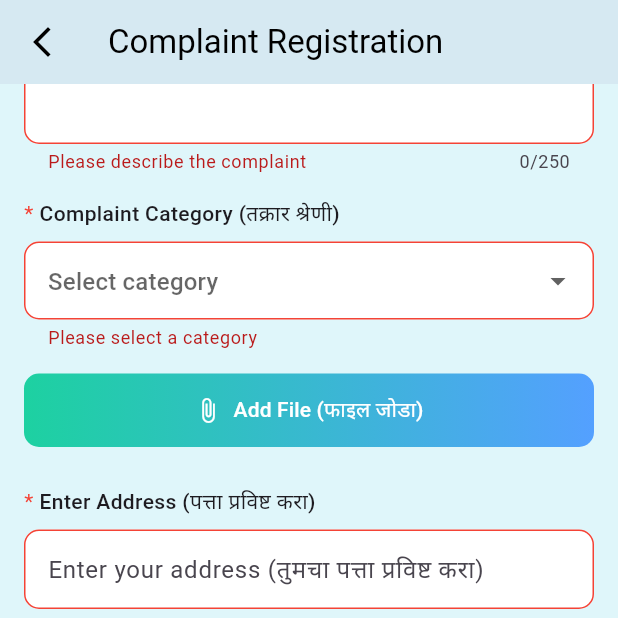
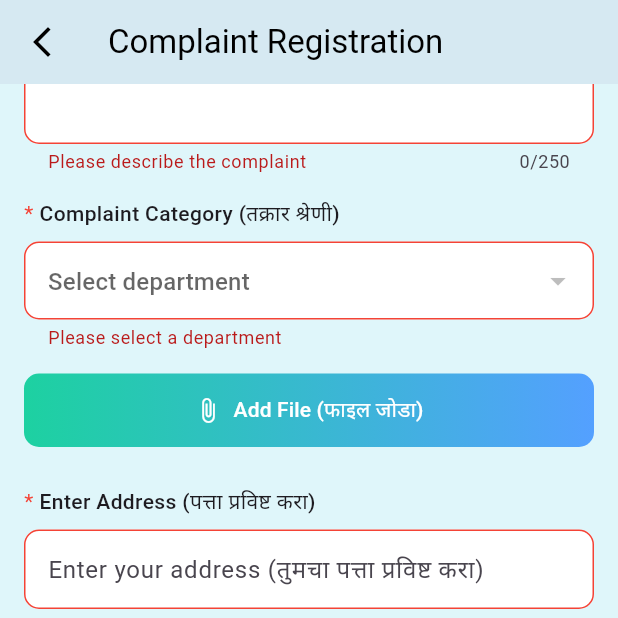
Before and after one commit to ShallowAwe/SmartNagarPalika, a Flutter app: the ComplaintRegistrationScreen screen opened directly, scrolled down 153 dp, after a tap on "Submit Complaint", on a phone screen of 412 x 824 dp, the top half of it. Run offline on Flutter 3.47's test engine with Material 3 defaults, Android fonts, the phone set to English and light mode, and no system bars; our stand-ins replace adaptive_dialog, cached_network_image, flutter_cache_manager, flutter_image_compress, geolocator, google_maps_flutter and 4 more; network calls fail.

Commit message:
feat: integrate logger service and enhance complaint registration
- Added logger service for improved debugging and error tracking.
- Updated complaint registration screen to include department selection.
- Enhanced complaint model to support department and ward IDs.
- Implemented advanced image compression and error handling in complaint submission.
- Refactored complaint display to show department names.
- Updated README with new features and enhancements.

```diff
--- a/lib/Data/gridData.dart
+++ b/lib/Data/gridData.dart
@@ -4,7 +4,7 @@ final List<Map<String, dynamic>> quickServices = [
   {
     'label': 'Complaint',
     'imagePath': 'assets/complaint.png',
-    'screen': Complaintsscreen(),
+    'screen': Complaintsscreen(department: []),
   },
   {
     'label': 'Certificates',
--- a/lib/Model/coplaintModel.dart
+++ b/lib/Model/coplaintModel.dart
@@ -3,10 +3,11 @@ import 'package:geolocator/geolocator.dart';
 class ComplaintModel {
   final String id;
   final String description;
-  final String category;
+  final int? departmentId;
   final String address;
   final String? landmark;
   final LocationData? location;
+  final int? wardId;
   final List<String> attachments;
   final DateTime createdAt;
   final ComplaintStatus status;
@@ -14,10 +15,11 @@ class ComplaintModel {
   ComplaintModel({
     required this.id,
     required this.description,
-    required this.category,
+    required this.departmentId,
     required this.address,
     this.landmark,
     this.location,
+    this.wardId,
     this.attachments = const [],
     required this.createdAt,
     this.status = ComplaintStatus.pending,
@@ -27,10 +29,11 @@ class ComplaintModel {
     return {
       'id': id,
       'description': description,
-      'category': category,
+      'department': departmentId,
       'address': address,
       'landmark': landmark,
       'location': location?.toJson(),
+      'ward': wardId,
       'attachments': attachments,
       'createdAt': createdAt.toIso8601String(),
       'status': status.name, // ✅ Clean status serialization
@@ -41,10 +44,11 @@ class ComplaintModel {
     return ComplaintModel(
       id: json['id'].toString(),
       description: json['description'],
-      category: json['category'],
+      departmentId: json['department'],
       address: json['location'] ?? '', // Use 'location' as address
       landmark: '', // No landmark in backend
       location: null, // No location object in backend
+      wardId: json['ward'],
       attachments:
           (json['imageUrls'] as List<dynamic>?)
               ?.map((e) => e.toString())
@@ -106,19 +110,3 @@ enum ComplaintStatus {
   resolved,
   // rejected
 }
-
-class ComplaintCategory {
-  static const String streetLight = 'Street light issue (रस्त्यावरील दिवे)';
-  static const String garbageCollection = 'Garbage Collection (कचरा गोळा करणे)';
-  static const String drainage = 'Drainage problems (नाल्याची समस्या)';
-  static const String waterSupply = 'Water Supply (पाणी पुरवठा)';
-  static const String roadMaintenance = 'Road Maintenance (रस्त्याची देखभाल)';
-
-  static List<String> get allCategories => [
-    streetLight,
-    garbageCollection,
-    drainage,
-    waterSupply,
-    roadMaintenance,
-  ];
-}
--- /dev/null
+++ b/lib/Model/departmentModel.dart
@@ -0,0 +1,14 @@
+class Department {
+  int id;
+  String name;
+
+  Department({required this.id, required this.name});
+
+  factory Department.fromJson(Map<String, dynamic> json) {
+    return Department(id: json['id'] as int, name: json['name'] as String);
+  }
+
+  Map<String, dynamic> toJson() {
+    return {'id': id, 'name': name};
+  }
+}
--- a/lib/Screens/ComplaintsScreen.dart
+++ b/lib/Screens/ComplaintsScreen.dart
@@ -5,13 +5,16 @@ import 'dart:math';
 import 'package:cached_network_image/cached_network_image.dart';
 import 'package:flutter/material.dart';
 import 'package:flutter_cache_manager/flutter_cache_manager.dart';
+import 'package:smart_nagarpalika/Model/departmentModel.dart';
 import 'package:smart_nagarpalika/Model/coplaintModel.dart';
 import 'package:smart_nagarpalika/Screens/complaintRegistrationScreen.dart';
 import 'package:smart_nagarpalika/Services/complaintService.dart';
+import 'package:smart_nagarpalika/Services/department_service.dart';
 
 class Complaintsscreen extends StatefulWidget {
+  final List<Department> department;
   // final List<ComplaintModel> complaints;
-  const Complaintsscreen({super.key});
+  const Complaintsscreen({super.key, required this.department});
 
   @override
   State<Complaintsscreen> createState() => _ComplaintsscreenState();
@@ -20,12 +23,29 @@ class Complaintsscreen extends StatefulWidget {
 class _ComplaintsscreenState extends State<Complaintsscreen> {
   late Future<List<ComplaintModel>> complaints;
   String username = 'user1';
+  List<Department> _departments = [];
   @override
   void initState() {
     super.initState();
     complaints = ComplaintService.instance.getComplaintsByUsername(username);
+    _fetchDepartments();
   }
 
+  Future<void> _fetchDepartments() async {
+    final departments = await DepartmentService.instance.getDepartments();
+    setState(() {
+      _departments = departments;
+    });
+  }
+
+  String _getDepartmentName(int? id) {
+    if (id == null) return 'Unknown';
+    final dept = _departments.firstWhere(
+      (d) => d.id == id,
+      orElse: () => Department(id: id, name: 'Unknown'),
+    );
+    return dept.name;
+  }
   // Hard-coded status generator
   // String _getRandomStatus() {
   //   // final statuses = ['Pending', 'In Progress', 'Resolved', 'Rejected'];
@@ -276,7 +296,7 @@ class _ComplaintsscreenState extends State<Complaintsscreen> {
                         ),
                         const SizedBox(width: 4),
                         Text(
-                          complaint.category,
+                          complaint.departmentId.toString(),
                           style: TextStyle(
                             fontSize: 12,
                             color: Colors.grey.shade600,
@@ -347,7 +367,10 @@ class _ComplaintsscreenState extends State<Complaintsscreen> {
                   children: [
                     _buildDetailRow('Complaint ID:', complaint.id),
                     _buildDetailRow('Date:', _formatDate(complaint.createdAt)),
-                    _buildDetailRow('Category:', complaint.category),
+                    _buildDetailRow(
+                      'Department:',
+                      _getDepartmentName(complaint.departmentId),
+                    ),
                     _buildDetailRow('Address:', complaint.address),
                     if (complaint.location != null)
                       _buildDetailRow(
--- a/lib/Screens/complaintRegistrationScreen.dart
+++ b/lib/Screens/complaintRegistrationScreen.dart
@@ -6,9 +6,11 @@ import 'package:geolocator/geolocator.dart';
 import 'package:image_picker/image_picker.dart';
 import 'package:permission_handler/permission_handler.dart';
 import 'package:smart_nagarpalika/Model/coplaintModel.dart';
+import 'package:smart_nagarpalika/Model/departmentModel.dart';
 import 'package:smart_nagarpalika/Screens/ComplaintsScreen.dart';
 import 'package:smart_nagarpalika/Services/camera_service.dart';
 import 'package:smart_nagarpalika/Services/complaintService.dart';
+import 'package:smart_nagarpalika/Services/department_service.dart';
 import 'package:smart_nagarpalika/utils/formValidator.dart';
 import 'package:smart_nagarpalika/widgets/mapWidget.dart';
 
@@ -36,6 +38,8 @@ class _ComplaintRegistrationScreenState
 
   bool _isSubmitting = false;
   List<String> _attachments = [];
+  Department? _selectedDepartment;
+  List<Department> _departments = [];
 
   @override
   void dispose() {
@@ -49,6 +53,12 @@ class _ComplaintRegistrationScreenState
     setState(() {
       _currentLocation = position;
     });
+  }
+
+  @override
+  void initState() {
+    super.initState();
+    _fetchDepartments();
   }
 
   Future<void> _handleFileUpload() async {
@@ -85,12 +95,21 @@ class _ComplaintRegistrationScreenState
     }
   }
 
+  //fetch departments
+  Future<void> _fetchDepartments() async {
+    final departments = await DepartmentService.instance.getDepartments();
+    print("departments: $departments");
+    setState(() {
+      _departments = departments;
+    });
+  }
+
   Future<void> _submitComplaint() async {
     if (!_formKey.currentState!.validate()) {
       return;
     }
 
-    if (_selectedCategory == null) {
+    if (_selectedDepartment == null) {
       ScaffoldMessenger.of(context).showSnackBar(
         const SnackBar(
           content: Text('Please select a complaint category'),
@@ -130,7 +149,7 @@ class _ComplaintRegistrationScreenState
       final complaint = ComplaintModel(
         id: DateTime.now().millisecondsSinceEpoch.toString(),
         description: _descriptionController.text.trim(),
-        category: _selectedCategory!,
+        departmentId: _selectedDepartment!.id,
         address: _addressController.text.trim(),
         landmark: _landmarkController.text.trim().isEmpty
             ? null
@@ -175,7 +194,7 @@ class _ComplaintRegistrationScreenState
     _landmarkController.clear();
     _formKey.currentState?.reset();
     setState(() {
-      _selectedCategory = null;
+      _selectedDepartment = null;
       _attachments.clear();
       _mediaFiles = [];
       // If you also want to reset location, uncomment this:
@@ -205,7 +224,7 @@ class _ComplaintRegistrationScreenState
             children: [
               _buildDescriptionField(),
               const SizedBox(height: 16),
-              _buildCategoryField(),
+              _buildCategoryField(_departments),
               const SizedBox(height: 16),
               _buildFileUploadSection(),
               const SizedBox(height: 16),
@@ -249,29 +268,31 @@ class _ComplaintRegistrationScreenState
     );
   }
 
-  Widget _buildCategoryField() {
+  Widget _buildCategoryField(List<Department> departments) {
     return Column(
       crossAxisAlignment: CrossAxisAlignment.start,
       children: [
         _buildRequiredLabel('Complaint Category (तक्रार श्रेणी)'),
         const SizedBox(height: 8),
-        DropdownButtonFormField<String>(
-          decoration: _buildInputDecoration('Select category'),
-          value: _selectedCategory,
-          items: ComplaintCategory.allCategories
+        DropdownButtonFormField<Department>(
+          decoration: _buildInputDecoration('Select department'),
+          value: _selectedDepartment,
+          items: departments
               .map(
-                (category) => DropdownMenuItem(
-                  value: category,
-                  child: Text(category, style: const TextStyle(fontSize: 14)),
+                (department) => DropdownMenuItem<Department>(
+                  value: department,
+                  child: Text(department.name),
                 ),
               )
               .toList(),
           onChanged: (value) {
             setState(() {
-              _selectedCategory = value;
+              print("value: ${value?.name}");
+              _selectedDepartment = value;
             });
           },
-          validator: FormValidator.validateCategory,
+          validator: (value) =>
+              value == null ? 'Please select a department' : null,
         ),
       ],
     );
@@ -466,7 +487,7 @@ class _ComplaintRegistrationScreenState
                   final newComplaint = ComplaintModel(
                     id: complaintId,
                     description: description,
-                    category: category!,
+                    departmentId: _selectedDepartment!.id,
                     address: address,
                     landmark: landmark,
                     location: LocationData.fromPosition(location!),
@@ -481,6 +502,7 @@ class _ComplaintRegistrationScreenState
                     Navigator.of(context).pushReplacement(
                       MaterialPageRoute(
                         builder: (context) => Complaintsscreen(
+                          department: _departments,
                           // complaints: [...complaints]
                         ),
                       ),
--- /dev/null
+++ b/lib/Services/department_service.dart
@@ -0,0 +1,61 @@
+import 'dart:convert';
+
+import 'package:http/http.dart' as http;
+import 'package:smart_nagarpalika/Model/departmentModel.dart';
+import 'logger_service.dart';
+
+class DepartmentService {
+  static DepartmentService? _instance;
+  static DepartmentService get instance => _instance ??= DepartmentService._();
+  DepartmentService._();
+
+  final String _baseUrl =
+      'http://192.168.1.34:8080/citizen/get_departments_user';
+  final String username = 'user1';
+  final String password = 'user1';
+  final _logger = LoggerService.instance;
+
+  Future<List<Department>> getDepartments() async {
+    _logger.methodEntry('getDepartments');
+
+    try {
+      final headers = {
+        'Authorization':
+            'Basic ${base64Encode(utf8.encode('$username:$password'))}',
+      };
+
+      _logger.apiRequest('GET', _baseUrl, headers);
+
+      final response = await http.get(Uri.parse(_baseUrl), headers: headers);
+
+      _logger.apiResponse('GET', _baseUrl, response.statusCode, response.body);
+
+      if (response.statusCode == 200) {
+        final departments = (jsonDecode(response.body) as List)
+            .map((e) => Department.fromJson(e))
+            .toList();
+
+        _logger.info('Successfully loaded ${departments.length} departments');
+        _logger.methodExit(
+          'getDepartments',
+          '${departments.length} departments loaded',
+        );
+        return departments;
+      } else {
+        _logger.error(
+          'Failed to load departments',
+          'HTTP ${response.statusCode}: ${response.body}',
+        );
+        _logger.methodExit(
+          'getDepartments',
+          'HTTP Error ${response.statusCode}',
+        );
+        throw Exception('Failed to load departments ${response.statusCode}');
+      }
+    } catch (e) {
+      _logger.error('Exception while loading departments', e);
+      _logger.methodExit('getDepartments', 'Exception occurred');
+      rethrow;
+    }
+  }
+}
--- a/lib/Services/location_service.dart
+++ b/lib/Services/location_service.dart
@@ -1,62 +1,124 @@
 // services/location_service.dart
 import 'package:geolocator/geolocator.dart';
+import 'logger_service.dart';
 
 class LocationService {
   static LocationService? _instance;
   static LocationService get instance => _instance ??= LocationService._();
   LocationService._();
 
+  final _logger = LoggerService.instance;
+
   Future<LocationResult> getCurrentLocation() async {
+    _logger.methodEntry('getCurrentLocation');
+
     try {
       // Check if location services are enabled
       bool serviceEnabled = await Geolocator.isLocationServiceEnabled();
+      _logger.permissionCheck('Location Services', serviceEnabled);
+
       if (!serviceEnabled) {
-        return LocationResult.error('Location services are disabled. Please enable location services.');
+        _logger.warning('Location services are disabled');
+        _logger.methodExit('getCurrentLocation', 'Location services disabled');
+        return LocationResult.error(
+          'Location services are disabled. Please enable location services.',
+        );
       }
 
       // Check location permissions
       LocationPermission permission = await Geolocator.checkPermission();
+      _logger.debug('Initial location permission: $permission');
+
       if (permission == LocationPermission.denied) {
+        _logger.info('Requesting location permission');
         permission = await Geolocator.requestPermission();
+        _logger.permissionCheck(
+          'Location Permission',
+          permission == LocationPermission.whileInUse ||
+              permission == LocationPermission.always,
+        );
+
         if (permission == LocationPermission.denied) {
-          return LocationResult.error('Location permission denied. Please grant location permission.');
+          _logger.warning('Location permission denied by user');
+          _logger.methodExit('getCurrentLocation', 'Permission denied');
+          return LocationResult.error(
+            'Location permission denied. Please grant location permission.',
+          );
         }
       }
 
       if (permission == LocationPermission.deniedForever) {
-        return LocationResult.error('Location permissions are permanently denied. Please enable in settings.');
+        _logger.error('Location permissions permanently denied');
+        _logger.methodExit(
+          'getCurrentLocation',
+          'Permission permanently denied',
+        );
+        return LocationResult.error(
+          'Location permissions are permanently denied. Please enable in settings.',
+        );
       }
 
       // Get current position
+      _logger.info('Getting current position with high accuracy');
       Position position = await Geolocator.getCurrentPosition(
         desiredAccuracy: LocationAccuracy.high,
         timeLimit: const Duration(seconds: 10),
       );
 
+      _logger.locationUpdate(position.latitude, position.longitude);
+      _logger.methodExit(
+        'getCurrentLocation',
+        'Location obtained successfully',
+      );
       return LocationResult.success(position);
     } catch (e) {
+      _logger.error('Error getting location', e);
+      _logger.methodExit('getCurrentLocation', 'Error occurred');
       return LocationResult.error('Error getting location: ${e.toString()}');
     }
   }
 
   Future<bool> isLocationServiceEnabled() async {
-    return await Geolocator.isLocationServiceEnabled();
+    _logger.methodEntry('isLocationServiceEnabled');
+    final result = await Geolocator.isLocationServiceEnabled();
+    _logger.permissionCheck('Location Services', result);
+    _logger.methodExit('isLocationServiceEnabled', result);
+    return result;
   }
 
   Future<LocationPermission> checkPermission() async {
-    return await Geolocator.checkPermission();
+    _logger.methodEntry('checkPermission');
+    final permission = await Geolocator.checkPermission();
+    _logger.debug('Current location permission: $permission');
+    _logger.methodExit('checkPermission', permission);
+    return permission;
   }
 
   Future<LocationPermission> requestPermission() async {
-    return await Geolocator.requestPermission();
+    _logger.methodEntry('requestPermission');
+    _logger.info('Requesting location permission from user');
+    final permission = await Geolocator.requestPermission();
+    _logger.permissionCheck(
+      'Location Permission',
+      permission == LocationPermission.whileInUse ||
+          permission == LocationPermission.always,
+    );
+    _logger.methodExit('requestPermission', permission);
+    return permission;
   }
 
   Future<void> openLocationSettings() async {
+    _logger.methodEntry('openLocationSettings');
+    _logger.info('Opening location settings');
     await Geolocator.openLocationSettings();
+    _logger.methodExit('openLocationSettings');
   }
 
   Future<void> openAppSettings() async {
+    _logger.methodEntry('openAppSettings');
+    _logger.info('Opening app settings');
     await Geolocator.openAppSettings();
+    _logger.methodExit('openAppSettings');
   }
 }
 
--- /dev/null
+++ b/lib/Services/logger_service.dart
@@ -0,0 +1,130 @@
+import 'package:logger/logger.dart';
+
+class LoggerService {
+  static LoggerService? _instance;
+  static LoggerService get instance => _instance ??= LoggerService._();
+
+  late final Logger _logger;
+
+  LoggerService._() {
+    _logger = Logger(
+      printer: PrettyPrinter(
+        methodCount: 2,
+        errorMethodCount: 8,
+        lineLength: 120,
+        colors: true,
+        printEmojis: true,
+        printTime: true,
+      ),
+      level: Level.debug,
+    );
+  }
+
+  // Debug level logging
+  void debug(String message, [dynamic error, StackTrace? stackTrace]) {
+    _logger.d(message, error: error, stackTrace: stackTrace);
+  }
+
+  // Info level logging
+  void info(String message, [dynamic error, StackTrace? stackTrace]) {
+    _logger.i(message, error: error, stackTrace: stackTrace);
+  }
+
+  // Warning level logging
+  void warning(String message, [dynamic error, StackTrace? stackTrace]) {
+    _logger.w(message, error: error, stackTrace: stackTrace);
+  }
+
+  // Error level logging
+  void error(String message, [dynamic error, StackTrace? stackTrace]) {
+    _logger.e(message, error: error, stackTrace: stackTrace);
+  }
+
+  // Fatal level logging
+  void fatal(String message, [dynamic error, StackTrace? stackTrace]) {
+    _logger.f(message, error: error, stackTrace: stackTrace);
+  }
+
+  // Verbose level logging
+  void verbose(String message, [dynamic error, StackTrace? stackTrace]) {
+    _logger.v(message, error: error, stackTrace: stackTrace);
+  }
+
+  // Method entry logging
+  void methodEntry(String methodName, [Map<String, dynamic>? parameters]) {
+    final params = parameters != null ? ' with params: $parameters' : '';
+    _logger.d('🚀 Entering $methodName$params');
+  }
+
+  // Method exit logging
+  void methodExit(String methodName, [dynamic result]) {
+    final resultStr = result != null ? ' with result: $result' : '';
+    _logger.d('✅ Exiting $methodName$resultStr');
+  }
+
+  // API request logging
+  void apiRequest(
+    String method,
+    String url, [
+    Map<String, dynamic>? headers,
+    dynamic body,
+  ]) {
+    _logger.i('🌐 API Request: $method $url');
+    if (headers != null) {
+      _logger.d('Headers: $headers');
+    }
+    if (body != null) {
+      _logger.d('Body: $body');
+    }
+  }
+
+  // API response logging
+  void apiResponse(
+    String method,
+    String url,
+    int statusCode, [
+    dynamic response,
+  ]) {
+    final emoji = statusCode >= 200 && statusCode < 300 ? '✅' : '❌';
+    _logger.i('$emoji API Response: $method $url - Status: $statusCode');
+    if (response != null) {
+      _logger.d('Response: $response');
+    }
+  }
+
+  // File operation logging
+  void fileOperation(String operation, String filePath, [dynamic result]) {
+    _logger.i('📁 File $operation: $filePath');
+    if (result != null) {
+      _logger.d('Result: $result');
+    }
+  }
+
+  // Permission logging
+  void permissionCheck(String permission, bool granted) {
+    final emoji = granted ? '✅' : '❌';
+    _logger.i(
+      '$emoji Permission $permission: ${granted ? 'GRANTED' : 'DENIED'}',
+    );
+  }
+
+  // Location logging
+  void locationUpdate(double latitude, double longitude, [String? address]) {
+    _logger.i('📍 Location Update: $latitude, $longitude');
+    if (address != null) {
+      _logger.d('Address: $address');
+    }
+  }
+
+  // Image processing logging
+  void imageProcessing(
+    String operation,
+    String imagePath, [
+    Map<String, dynamic>? details,
+  ]) {
+    _logger.i('🖼️ Image $operation: $imagePath');
+    if (details != null) {
+      _logger.d('Details: $details');
+    }
+  }
+}
--- a/lib/main.dart
+++ b/lib/main.dart
@@ -1,10 +1,16 @@
 import 'package:flutter/material.dart';
 import 'package:smart_nagarpalika/Screens/homeScreen.dart';
+import 'package:smart_nagarpalika/Services/logger_service.dart';
 
 // import 'package:smart_nagarpalika/Screens/complaintRegistrationScreen.dart';
 
 void main() async {
   WidgetsFlutterBinding.ensureInitialized();
+
+  // Initialize logger service
+  final logger = LoggerService.instance;
+  logger.info('🚀 Smart Nagarpalika App Starting...');
+
   runApp(const MyApp());
 }
 
--- a/pubspec.yaml
+++ b/pubspec.yaml
@@ -45,6 +45,7 @@ dependencies:
   flutter_image_compress: ^2.4.0
   cached_network_image: ^3.4.1
   flutter_cache_manager: ^3.3.1
+  logger: ^2.6.1
 
 dev_dependencies:
   flutter_test:
```
Also changed, not shown: lib/Services/camera_service.dart (+28 -2 lines), lib/Services/complaintService.dart (+107 -39 lines), pubspec.lock, 3 other files.
